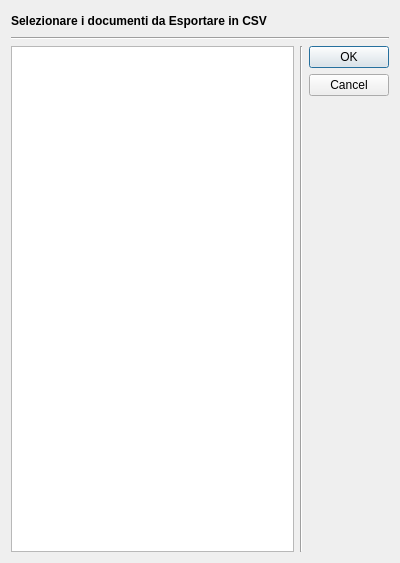
Above: kwidget/dialog_export/export.ui from LucioPg/ErbaVento before the change. Below: the same form after it.
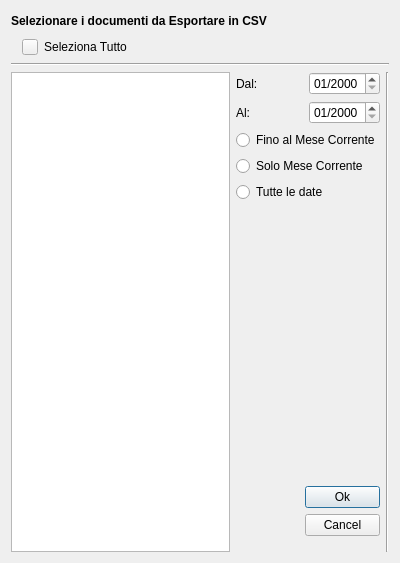
That is the form after the change. Custom widgets are drawn as their Qt base class.

Commit message: treewidget with custom selection (see doc) added to ExportMongo gui improved

Patch:
```diff
--- a/kwidget/dialog_export/export.ui
+++ b/kwidget/dialog_export/export.ui
@@ -54,6 +54,55 @@
          </item>
         </layout>
        </item>
+       <item>
+        <layout class="QHBoxLayout" name="horizontalLayout_7">
+         <property name="leftMargin">
+          <number>11</number>
+         </property>
+         <item>
+          <widget class="QPushButton" name="bot_toggle_select_all">
+           <property name="sizePolicy">
+            <sizepolicy hsizetype="Fixed" vsizetype="Fixed">
+             <horstretch>0</horstretch>
+             <verstretch>0</verstretch>
+            </sizepolicy>
+           </property>
+           <property name="maximumSize">
+            <size>
+             <width>16</width>
+             <height>16</height>
+            </size>
+           </property>
+           <property name="text">
+            <string/>
+           </property>
+          </widget>
+         </item>
+         <item>
+          <widget class="QLabel" name="label_toggle_select_all">
+           <property name="text">
+            <string>Seleziona Tutto</string>
+           </property>
+           <property name="alignment">
+            <set>Qt::AlignCenter</set>
+           </property>
+          </widget>
+         </item>
+         <item>
+          <spacer name="horizontalSpacer_3">
+           <property name="orientation">
+            <enum>Qt::Horizontal</enum>
+           </property>
+           <property name="sizeHint" stdset="0">
+            <size>
+             <width>40</width>
+             <height>20</height>
+            </size>
+           </property>
+          </spacer>
+         </item>
+        </layout>
+       </item>
        <item>
         <widget class="Line" name="line_2">
          <property name="orientation">
@@ -68,18 +117,195 @@
        <item>
         <layout class="QHBoxLayout" name="horizontalLayout">
          <item>
-          <widget class="QListWidget" name="listWidget">
+          <widget class="MyTreeWidget" name="treeWidget">
            <property name="defaultDropAction">
             <enum>Qt::IgnoreAction</enum>
            </property>
            <property name="alternatingRowColors">
-            <bool>false</bool>
+            <bool>true</bool>
            </property>
            <property name="selectionMode">
             <enum>QAbstractItemView::MultiSelection</enum>
            </property>
+           <property name="indentation">
+            <number>40</number>
+           </property>
+           <property name="sortingEnabled">
+            <bool>true</bool>
+           </property>
+           <property name="animated">
+            <bool>true</bool>
+           </property>
+           <attribute name="headerVisible">
+            <bool>false</bool>
+           </attribute>
+           <column>
+            <property name="text">
+             <string notr="true">1</string>
+            </property>
+           </column>
           </widget>
          </item>
+         <item>
+          <layout class="QVBoxLayout" name="verticalLayout">
+           <item>
+            <layout class="QVBoxLayout" name="verticalLayout_4">
+             <item>
+              <layout class="QHBoxLayout" name="horizontalLayout_4">
+               <item>
+                <widget class="QLabel" name="label">
+                 <property name="text">
+                  <string>Dal:</string>
+                 </property>
+                </widget>
+               </item>
+               <item>
+                <widget class="QDateEdit" name="dateEdit_exp_dal">
+                 <property name="displayFormat">
+                  <string>MM/yyyy</string>
+                 </property>
+                </widget>
+               </item>
+              </layout>
+             </item>
+             <item>
+              <layout class="QHBoxLayout" name="horizontalLayout_5">
+               <item>
+                <widget class="QLabel" name="label_2">
+                 <property name="text">
+                  <string>Al:</string>
+                 </property>
+                </widget>
+               </item>
+               <item>
+                <widget class="QDateEdit" name="dateEdit_exp_al">
+                 <property name="displayFormat">
+                  <string>MM/yyyy</string>
+                 </property>
+                </widget>
+               </item>
+              </layout>
+             </item>
+             <item>
+              <widget class="QRadioButton" name="radio_exp_untill_this_month">
+               <property name="text">
+                <string>Fino al Mese Corrente</string>
+               </property>
+              </widget>
+             </item>
+             <item>
+              <widget class="QRadioButton" name="radio_exp_just_this_month">
+               <property name="text">
+                <string>Solo Mese Corrente</string>
+               </property>
+              </widget>
+             </item>
+             <item>
+              <widget class="QRadioButton" name="radio_exp_all">
+               <property name="text">
+                <string>Tutte le date</string>
+               </property>
+              </widget>
+             </item>
+            </layout>
+           </item>
+           <item>
+            <spacer name="verticalSpacer">
+             <property name="orientation">
+              <enum>Qt::Vertical</enum>
+             </property>
+             <property name="sizeHint" stdset="0">
+              <size>
+               <width>93</width>
+               <height>203</height>
+              </size>
+             </property>
+            </spacer>
+           </item>
+           <item>
+            <layout class="QVBoxLayout" name="verticalLayout_5">
+             <property name="bottomMargin">
+              <number>16</number>
+             </property>
+             <item>
+              <spacer name="verticalSpacer_2">
+               <property name="orientation">
+                <enum>Qt::Vertical</enum>
+               </property>
+               <property name="sizeHint" stdset="0">
+                <size>
+                 <width>20</width>
+                 <height>40</height>
+                </size>
+               </property>
+              </spacer>
+             </item>
+             <item>
+              <layout class="QHBoxLayout" name="horizontalLayout_6">
+               <item>
+                <spacer name="horizontalSpacer_2">
+                 <property name="orientation">
+                  <enum>Qt::Horizontal</enum>
+                 </property>
+                 <property name="sizeHint" stdset="0">
+                  <size>
+                   <width>40</width>
+                   <height>20</height>
+                  </size>
+                 </property>
+                </spacer>
+               </item>
+               <item>
+                <layout class="QVBoxLayout" name="verticalLayout_6">
+                 <item>
+                  <widget class="QPushButton" name="bot_ok_export">
+                   <property name="sizePolicy">
+                    <sizepolicy hsizetype="Fixed" vsizetype="Fixed">
+                     <horstretch>0</horstretch>
+                     <verstretch>0</verstretch>
+                    </sizepolicy>
+                   </property>
+                   <property name="maximumSize">
+                    <size>
+                     <width>75</width>
+                     <height>23</height>
+                    </size>
+                   </property>
+                   <property name="text">
+                    <string>Ok</string>
+                   </property>
+                   <property name="default">
+                    <bool>true</bool>
+                   </property>
+                  </widget>
+                 </item>
+                 <item>
+                  <widget class="QPushButton" name="bot_canc_export">
+                   <property name="sizePolicy">
+                    <sizepolicy hsizetype="Fixed" vsizetype="Fixed">
+                     <horstretch>0</horstretch>
+                     <verstretch>0</verstretch>
+                    </sizepolicy>
+                   </property>
+                   <property name="maximumSize">
+                    <size>
+                     <width>75</width>
+                     <height>23</height>
+                    </size>
+                   </property>
+                   <property name="text">
+                    <string>Cancel</string>
+                   </property>
+                  </widget>
+                 </item>
+                </layout>
+               </item>
+              </layout>
+             </item>
+            </layout>
+           </item>
+          </layout>
+         </item>
          <item>
           <widget class="Line" name="line">
            <property name="orientation">
@@ -89,39 +315,19 @@
          </item>
         </layout>
        </item>
-       <item>
-        <layout class="QVBoxLayout" name="verticalLayout">
-         <item>
-          <widget class="QDialogButtonBox" name="buttonBox">
-           <property name="orientation">
-            <enum>Qt::Vertical</enum>
-           </property>
-           <property name="standardButtons">
-            <set>QDialogButtonBox::Cancel|QDialogButtonBox::Ok</set>
-           </property>
-          </widget>
-         </item>
-         <item>
-          <spacer name="verticalSpacer">
-           <property name="orientation">
-            <enum>Qt::Vertical</enum>
-           </property>
-           <property name="sizeHint" stdset="0">
-            <size>
-             <width>20</width>
-             <height>40</height>
-            </size>
-           </property>
-          </spacer>
-         </item>
-        </layout>
-       </item>
       </layout>
      </item>
     </layout>
    </item>
   </layout>
  </widget>
+ <customwidgets>
+  <customwidget>
+   <class>MyTreeWidget</class>
+   <extends>QTreeWidget</extends>
+   <header>kwidget.my_tree_widget.MyTreeWidget</header>
+  </customwidget>
+ </customwidgets>
  <resources/>
  <connections>
   <connection>
```
Left out of the diff: 35 changed lines with no effect on the pictures. The commit also changes 5 other files.
